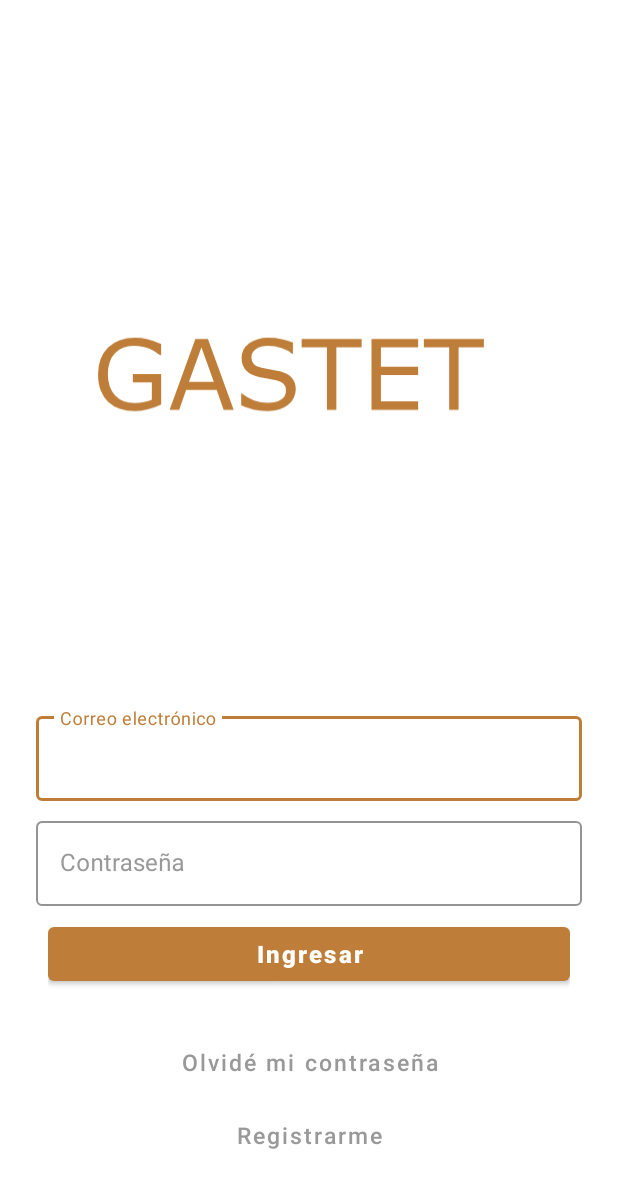
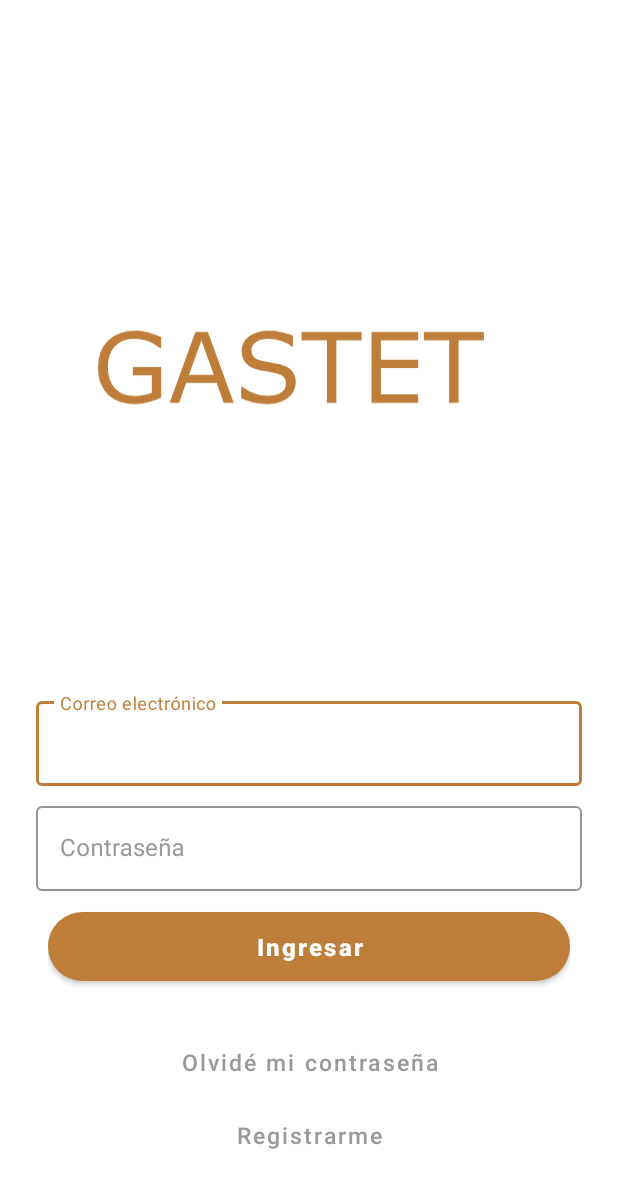
Before and after one commit to alextrujillo4/Gastet, an Android app: the screen it shows after launch (MainActivity), after a tap on "Ingresar", on a phone screen of 412 x 824 dp. Shown: the top 1188 px of the screen. Run offline under Robolectric (Android 15) with nearby library versions, the phone set to English and light mode, and no system bars; our stand-ins replace Firebase (no records; nobody signed in at launch, a user with empty details on screens opened directly), navigation-ui; libraries missing offline, so code that uses them is left out: com.theartofdev.edmodo; Roboto replaces fonts that are not available here; 1 statement that could not run was skipped.

Commit message:
Navigation library Fixes whrn logout

```diff
--- a/app/src/main/java/com/ximeft29/gastetandroid/ui/MainActivity.kt
+++ b/app/src/main/java/com/ximeft29/gastetandroid/ui/MainActivity.kt
@@ -82,6 +82,7 @@ class MainActivity : AppCompatActivity(), View.OnClickListener,NavController.OnD
             bottomNavigationView.visibility =  View.VISIBLE
             mainAppBarLayout.visibility=  View.VISIBLE
 
+
     }
 
 
--- a/app/src/main/java/com/ximeft29/gastetandroid/ui/login/LoginFragment.kt
+++ b/app/src/main/java/com/ximeft29/gastetandroid/ui/login/LoginFragment.kt
@@ -6,6 +6,7 @@ import android.view.LayoutInflater
 import android.view.View
 import android.view.ViewGroup
 import android.widget.Toast
+import androidx.activity.addCallback
 import androidx.navigation.NavOptions
 import androidx.navigation.Navigation
 import com.ximeft29.gastetandroid.R
@@ -15,31 +16,11 @@ import kotlinx.android.synthetic.main.fragment_login.*
 import kotlinx.android.synthetic.main.main_activity.*
 import androidx.navigation.fragment.NavHostFragment
 
-// TODO: Rename parameter arguments, choose names that match
-// the fragment initialization parameters, e.g. ARG_ITEM_NUMBER
-private const val ARG_PARAM1 = "param1"
-private const val ARG_PARAM2 = "param2"
-
-/**
- * A simple [Fragment] subclass.
- *
- */
 class LoginFragment : androidx.fragment.app.Fragment(), View.OnClickListener {
     private var auth: FirebaseAuth? = null
-
     override fun onResume() {
         super.onResume()
         auth = FirebaseAuth.getInstance()
-        if (FirebaseAuth.getInstance().currentUser != null) {
-            NavHostFragment.findNavController(this)
-                .navigate(
-                    R.id.homeFragment, null, NavOptions.Builder()
-                        .setPopUpTo(R.id.loginFragment, true)
-                        .build()
-                )
-            activity!!.bottomNavigationView.visibility = View.VISIBLE
-            activity!!.mainAppBarLayout.visibility = View.VISIBLE
-        }
     }
 
     override fun onCreateView(
@@ -51,9 +32,24 @@ class LoginFragment : androidx.fragment.app.Fragment(), View.OnClickListener {
         val ingresarBtn = v.findViewById<MaterialButton>(R.id.loginingresarButton)
         val resetBtn = v.findViewById<MaterialButton>(R.id.loginResetButton)
         val registrarBtn = v.findViewById<MaterialButton>(R.id.loginRegistrarButton)
+
+        requireActivity().onBackPressedDispatcher.addCallback(this) {
+
+        }
+        if (FirebaseAuth.getInstance().currentUser != null) {
+            NavHostFragment.findNavController(this)
+                .navigate(
+                    R.id.homeFragment, null, NavOptions.Builder()
+                        .setPopUpTo(R.id.loginFragment, true)
+                        .build()
+                )
+            activity!!.bottomNavigationView.visibility = View.VISIBLE
+            activity!!.mainAppBarLayout.visibility = View.VISIBLE
+        }
         ingresarBtn.setOnClickListener(this)
         resetBtn.setOnClickListener(this)
         registrarBtn.setOnClickListener(this)
+
         return v
     }
 
@@ -65,7 +61,8 @@ class LoginFragment : androidx.fragment.app.Fragment(), View.OnClickListener {
                     .navigate(R.id.registrationFragment)
             }
             R.id.loginingresarButton -> {
-
+                Toast.makeText(this.activity!!, "Ingresando... ", Toast.LENGTH_SHORT)
+                    .show()
                 if (loginEmailET.text.isNotEmpty() && loginPasswordET.text.isNotEmpty()) {
                     var email: String = loginEmailET.text.toString()
                     var password: String = loginPasswordET.text.toString()
--- a/app/src/main/res/layout/fragment_login.xml
+++ b/app/src/main/res/layout/fragment_login.xml
@@ -92,6 +92,8 @@
                 android:textAllCaps="false"
                 android:textStyle="bold"
                 android:text="Ingresar"
+                app:cornerRadius="24dp"
+                android:padding="12dp"
                 android:textSize="16sp"/>
 
         <com.google.android.material.button.MaterialButton
--- a/app/src/main/res/navigation/navigationui.xml
+++ b/app/src/main/res/navigation/navigationui.xml
@@ -34,7 +34,7 @@
               android:label="@layout/fragment_login">
         <action android:id="@+id/action_loginFragment_to_registrationFragment"
                 app:destination="@id/registrationFragment"
-        app:popUpToInclusive="true"/>
+        app:popUpToInclusive="false"/>
         <action android:id="@+id/action_loginFragment_to_homeFragment2" app:destination="@id/homeFragment"/>
     </fragment>
 
```
Also changed, not shown: app/src/main/java/com/ximeft29/gastetandroid/ui/main/ProfileFragment.kt (+2 -7 lines).
